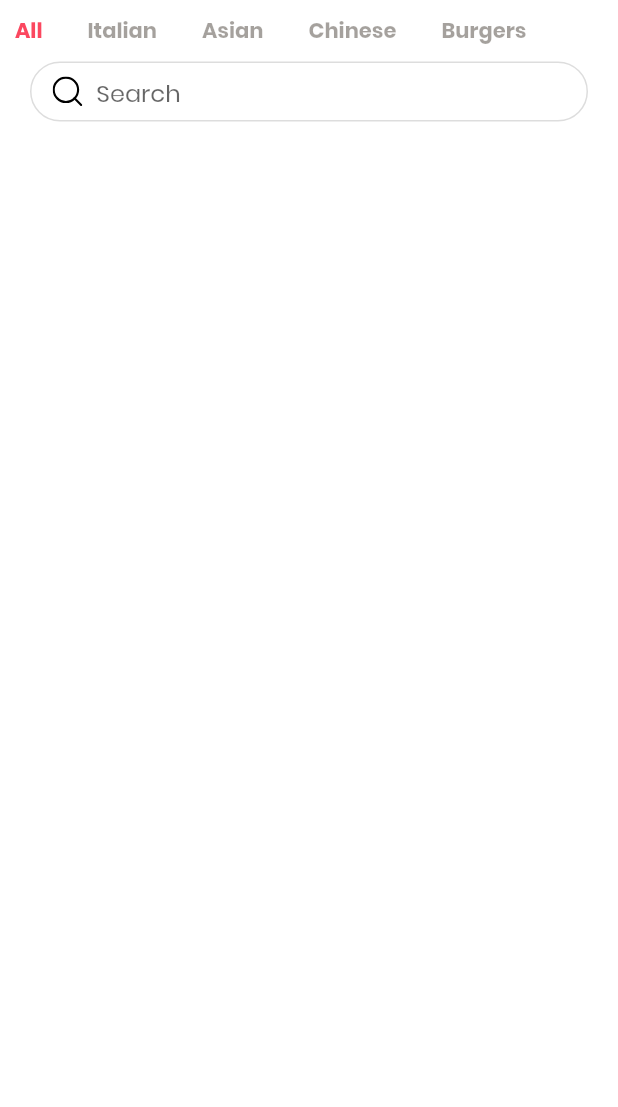
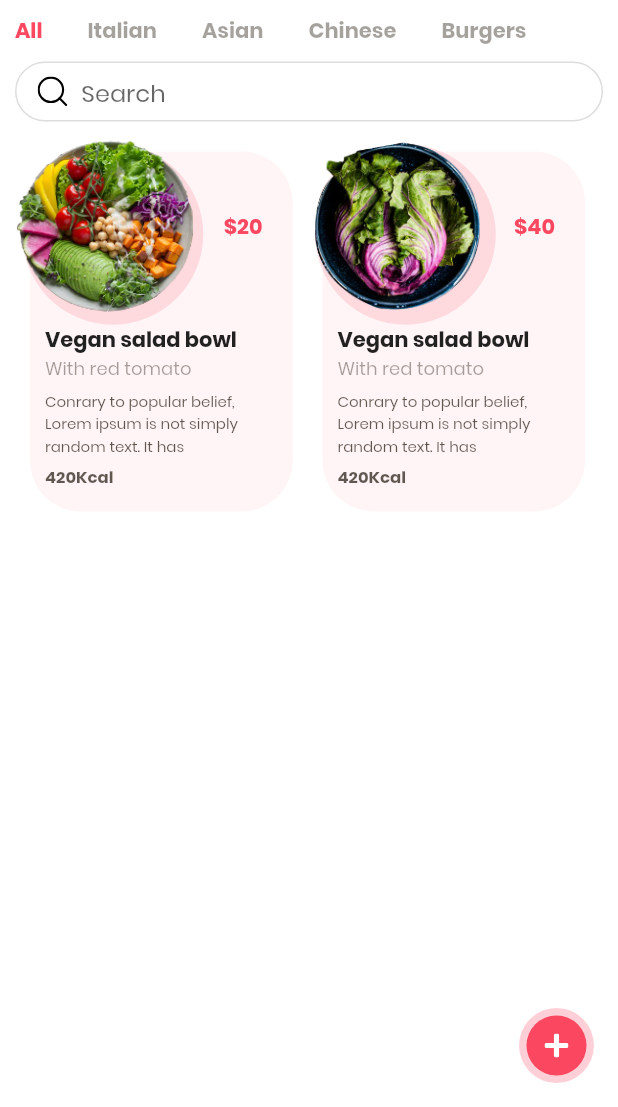
Before and after one commit to t-cardozo/foodapp, a Flutter app: the screen it shows after launch, on a phone screen of 412 x 824 dp, the part 129-1236 px from its top. Run offline on Flutter 3.47's test engine with Material 2 defaults, Android fonts, the phone set to English and light mode, and no system bars; our stand-ins replace flutter_svg.

Commit message:
added food cards & floating button

```diff
--- a/lib/main.dart
+++ b/lib/main.dart
@@ -20,6 +20,9 @@ class MyApp extends StatelessWidget {
           headline6: TextStyle(
             fontWeight: FontWeight.bold,
           ),
+          bodyText1: TextStyle(
+            fontWeight: FontWeight.bold,
+          ),
           button: TextStyle(fontWeight: FontWeight.bold),
         ),
         visualDensity: VisualDensity.adaptivePlatformDensity,
@@ -36,6 +39,21 @@ class HomeScreen extends StatelessWidget {
   Widget build(BuildContext context) {
     return Container(
       child: Scaffold(
+        floatingActionButton: Container(
+          padding: EdgeInsets.all(5),
+          height: 50,
+          width: 50,
+          decoration: BoxDecoration(
+              shape: BoxShape.circle, color: kPrimaryColor.withOpacity(.26)),
+          child: Container(
+            padding: EdgeInsets.all(12),
+            decoration:
+                BoxDecoration(shape: BoxShape.circle, color: kPrimaryColor),
+            child: SvgPicture.asset(
+              "assets/icons/plus.svg",
+            ),
+          ),
+        ),
         resizeToAvoidBottomInset: false,
         body: SafeArea(
           child: SingleChildScrollView(
@@ -46,17 +64,155 @@ class HomeScreen extends StatelessWidget {
                 pageTitle(context),
                 categoryScrollList(),
                 SearchFoodBox(),
-                Container(
-                  height: 300,
-                  width: 270,
-                  child: Stack(
-                    children: <Widget>[],
+                SingleChildScrollView(
+                  scrollDirection: Axis.horizontal,
+                  child: Row(
+                    children: <Widget>[
+                      FoodCard(
+                        title: "Vegan salad bowl",
+                        price: 20,
+                        image: "image_1.png",
+                      ),
+                      FoodCard(
+                        title: "Vegan salad bowl",
+                        price: 40,
+                        image: "image_2.png",
+                      ),
+                      SizedBox(
+                        width: 20,
+                      )
+                    ],
                   ),
                 )
               ],
             ),
           ),
         ),
+      ),
+    );
+  }
+}
+
+class FoodCard extends StatelessWidget {
+  final String title;
+  final String ingredient;
+  final String image;
+  final int price;
+  final String description;
+  final String calories;
+
+  const FoodCard({
+    Key key,
+    this.title,
+    this.ingredient,
+    this.image,
+    this.price,
+    this.description,
+    this.calories,
+  }) : super(key: key);
+
+  @override
+  Widget build(BuildContext context) {
+    return Container(
+      margin: EdgeInsets.only(left: 10),
+      height: 250,
+      width: 185,
+      child: Stack(
+        children: <Widget>[
+          //Big light background
+          Positioned(
+            right: 0,
+            bottom: 0,
+            child: Container(
+              height: 240,
+              width: 175,
+              decoration: BoxDecoration(
+                  borderRadius: BorderRadius.circular(34),
+                  color: kPrimaryColor.withOpacity(.06)),
+            ),
+          ),
+
+          //Rounded Background
+          Positioned(
+            left: 5,
+            top: 5,
+            child: Container(
+              height: 120.5,
+              width: 120.5,
+              decoration: BoxDecoration(
+                shape: BoxShape.circle,
+                color: kPrimaryColor.withOpacity(.15),
+              ),
+            ),
+          ),
+
+          //Food image
+          Positioned(
+            top: 0,
+            left: -30,
+            child: Container(
+              height: 120,
+              width: 180,
+              decoration: BoxDecoration(
+                image: DecorationImage(
+                    image: AssetImage("assets/images/" + image)),
+              ),
+            ),
+          ),
+
+          //price
+          Positioned(
+            right: 20,
+            top: 50,
+            child: Text("\$" + price.toString(),
+                style: Theme.of(context)
+                    .textTheme
+                    .bodyText1
+                    .copyWith(color: kPrimaryColor)),
+          ),
+          Positioned(
+            top: 125,
+            left: 20,
+            child: Container(
+              width: 150,
+              child: Column(
+                crossAxisAlignment: CrossAxisAlignment.start,
+                children: <Widget>[
+                  Text(
+                    title,
+                    style: Theme.of(context).textTheme.bodyText1,
+                  ),
+                  Text(
+                    "With red tomato",
+                    style: Theme.of(context)
+                        .textTheme
+                        .caption
+                        .copyWith(color: kTextColor.withOpacity(.4)),
+                  ),
+                  SizedBox(
+                    height: 5,
+                  ),
+                  Text(
+                    "Conrary to popular belief, Lorem ipsum is not simply random text. It has",
+                    maxLines: 4,
+                    style: Theme.of(context).textTheme.caption.copyWith(
+                        color: kTextColor.withOpacity(.7), fontSize: 10),
+                  ),
+                  SizedBox(
+                    height: 5,
+                  ),
+                  Text(
+                    "420Kcal",
+                    style: Theme.of(context).textTheme.caption.copyWith(
+                        color: kTextColor.withOpacity(.7),
+                        fontSize: 11,
+                        fontWeight: FontWeight.bold),
+                  )
+                ],
+              ),
+            ),
+          )
+        ],
       ),
     );
   }
@@ -71,7 +227,7 @@ class SearchFoodBox extends StatelessWidget {
   Widget build(BuildContext context) {
     return Container(
       alignment: Alignment.centerLeft,
-      margin: EdgeInsets.symmetric(vertical: 10, horizontal: 20),
+      margin: EdgeInsets.symmetric(vertical: 10, horizontal: 10),
       padding: EdgeInsets.symmetric(horizontal: 10),
       width: double.infinity,
       height: 40,
```
